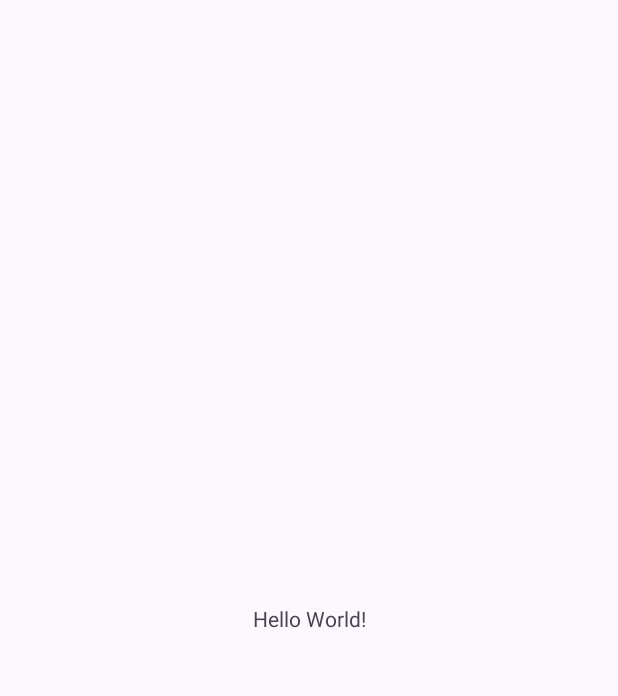
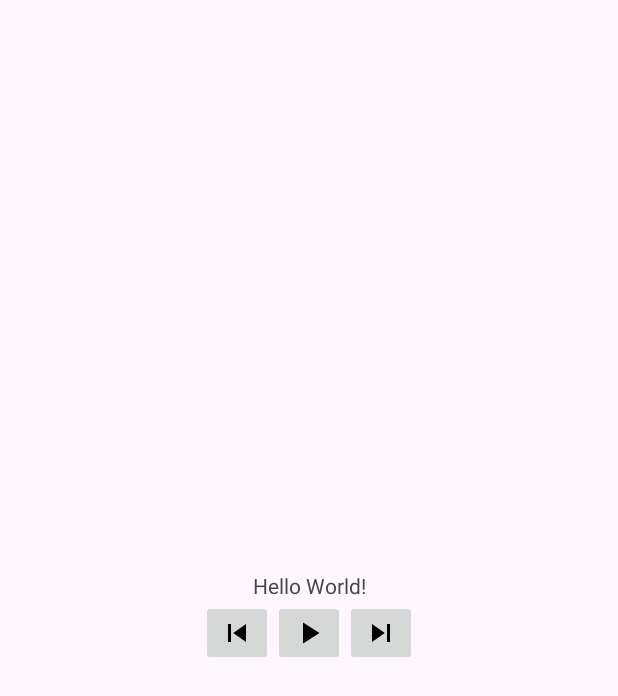
Before and after one commit to RobCapa/astonInternship_work_1, an Android app: the screen it shows after launch (MainActivity), on a phone screen of 412 x 824 dp. Before the commit the part shown is almost empty. Shown: the top 696 px of the screen. Run offline under Robolectric (Android 15) with nearby library versions, the phone set to English and light mode, and no system bars; libraries missing offline, so code that uses them is left out: by.kirich1409.viewbindingdelegate; 6 statements that could not run were skipped.

Commit message:
The work is finished

```diff
--- a/app/build.gradle
+++ b/app/build.gradle
@@ -30,10 +30,12 @@ android {
     kotlinOptions {
         jvmTarget = '1.8'
     }
+    buildFeatures {
+        viewBinding true
+    }
 }
 
 dependencies {
-
     implementation 'androidx.core:core-ktx:1.8.0'
     implementation 'androidx.appcompat:appcompat:1.6.1'
     implementation 'com.google.android.material:material:1.5.0'
@@ -41,4 +43,5 @@ dependencies {
     testImplementation 'junit:junit:4.13.2'
     androidTestImplementation 'androidx.test.ext:junit:1.1.5'
     androidTestImplementation 'androidx.test.espresso:espresso-core:3.5.1'
+    implementation 'com.github.kirich1409:viewbindingpropertydelegate:1.5.6'
 }
--- /dev/null
+++ b/app/src/main/java/com/example/work_1/App.kt
@@ -0,0 +1,10 @@
+package com.example.work_1
+
+import android.app.Application
+
+class App : Application() {
+    override fun onCreate() {
+        super.onCreate()
+        NotificationChannels.createChannels(this)
+    }
+}
--- a/app/src/main/java/com/example/work_1/MainActivity.kt
+++ b/app/src/main/java/com/example/work_1/MainActivity.kt
@@ -1,11 +1,85 @@
 package com.example.work_1
 
+import android.content.ComponentName
+import android.content.Context
+import android.content.Intent
+import android.content.ServiceConnection
+import android.os.Bundle
+import android.os.IBinder
+import android.util.Log
 import androidx.appcompat.app.AppCompatActivity
-import android.os.Bundle
+import by.kirich1409.viewbindingdelegate.viewBinding
+import com.example.work_1.databinding.ActivityMainBinding
 
 class MainActivity : AppCompatActivity() {
+    private val binding: ActivityMainBinding by viewBinding()
+
+    private lateinit var mService: MusicService
+    private var isServiceConnected: Boolean = false
+
+    private val connection = object : ServiceConnection {
+        override fun onServiceConnected(className: ComponentName, service: IBinder) {
+            val binder = service as MusicService.MusicBinder
+            mService = binder.getService()
+            isServiceConnected = true
+            mService.currentMusicTitle.observe(this@MainActivity) {
+                binding.mainActivityTextViewTitle.text = it
+            }
+        }
+
+        override fun onServiceDisconnected(arg0: ComponentName) {
+            isServiceConnected = false
+        }
+    }
+
     override fun onCreate(savedInstanceState: Bundle?) {
         super.onCreate(savedInstanceState)
+        val intentBind = Intent(this, MusicService::class.java)
+        bindService(intentBind, connection, Context.BIND_AUTO_CREATE)
+
         setContentView(R.layout.activity_main)
+        setOnClickListeners()
+    }
+
+    override fun onStart() {
+        super.onStart()
+        if (this::mService.isInitialized) {
+            mService.stopForeground()
+            isServiceConnected = true
+        }
+    }
+
+    private fun setOnClickListeners() {
+        binding.mainActivityImageButtonPlayOrPause.setOnClickListener {
+            if (!isServiceConnected) return@setOnClickListener
+
+            if (mService.isPlaying) {
+                mService.pause()
+                binding.mainActivityImageButtonPlayOrPause.setImageResource(R.drawable.baseline_play)
+            } else {
+                mService.play()
+                binding.mainActivityImageButtonPlayOrPause.setImageResource(R.drawable.baseline_pause)
+            }
+        }
+
+        binding.mainActivityImageButtonNext.setOnClickListener {
+            if (!isServiceConnected) return@setOnClickListener
+            mService.setNextMusic()
+        }
+        binding.mainActivityImageButtonPrevious.setOnClickListener {
+            if (!isServiceConnected) return@setOnClickListener
+            mService.setPreviousMusic()
+        }
+    }
+
+    override fun onStop() {
+        super.onStop()
+        isServiceConnected = false
+        mService.startForeground()
+    }
+
+    override fun onDestroy() {
+        super.onDestroy()
+        unbindService(connection)
     }
 }
--- /dev/null
+++ b/app/src/main/java/com/example/work_1/NotificationChannels.kt
@@ -0,0 +1,37 @@
+package com.example.work_1
+
+import android.app.NotificationChannel
+import android.app.NotificationManager
+import android.content.Context
+import android.os.Build
+import androidx.annotation.RequiresApi
+import androidx.core.app.NotificationManagerCompat
+
+object NotificationChannels {
+    const val MUSIC_CHANNEL_ID = "music_channel_id"
+
+    fun createChannels(context: Context) {
+        if (Build.VERSION.SDK_INT >= Build.VERSION_CODES.O) {
+            createMusicChannel(context)
+        }
+    }
+
+    @RequiresApi(Build.VERSION_CODES.O)
+    private fun createMusicChannel(context: Context) {
+        val nameChannel = "Music Player"
+        val descriptionChannel = "Show music player"
+        val priorityChannel = NotificationManager.IMPORTANCE_HIGH
+
+        val channel = NotificationChannel(
+            MUSIC_CHANNEL_ID,
+            nameChannel,
+            priorityChannel,
+        ).apply {
+            description = descriptionChannel
+            setSound(null, null)
+            enableVibration(false)
+        }
+
+        NotificationManagerCompat.from(context).createNotificationChannel(channel)
+    }
+}
--- /dev/null
+++ b/app/src/main/res/drawable/baseline_music.xml
@@ -0,0 +1,5 @@
+<vector android:height="24dp" android:tint="#000000"
+    android:viewportHeight="24" android:viewportWidth="24"
+    android:width="24dp" xmlns:android="http://schemas.android.com/apk/res/android">
+    <path android:fillColor="@android:color/white" android:pathData="M12,3v10.55c-0.59,-0.34 -1.27,-0.55 -2,-0.55 -2.21,0 -4,1.79 -4,4s1.79,4 4,4 4,-1.79 4,-4V7h4V3h-6z"/>
+</vector>
--- /dev/null
+++ b/app/src/main/res/drawable/baseline_next.xml
@@ -0,0 +1,5 @@
+<vector android:height="24dp" android:tint="#000000"
+    android:viewportHeight="24" android:viewportWidth="24"
+    android:width="24dp" xmlns:android="http://schemas.android.com/apk/res/android">
+    <path android:fillColor="@android:color/white" android:pathData="M6,18l8.5,-6L6,6v12zM16,6v12h2V6h-2z"/>
+</vector>
--- /dev/null
+++ b/app/src/main/res/drawable/baseline_pause.xml
@@ -0,0 +1,5 @@
+<vector android:height="24dp" android:tint="#000000"
+    android:viewportHeight="24" android:viewportWidth="24"
+    android:width="24dp" xmlns:android="http://schemas.android.com/apk/res/android">
+    <path android:fillColor="@android:color/white" android:pathData="M6,19h4L10,5L6,5v14zM14,5v14h4L18,5h-4z"/>
+</vector>
--- /dev/null
+++ b/app/src/main/res/drawable/baseline_play.xml
@@ -0,0 +1,5 @@
+<vector android:height="24dp" android:tint="#000000"
+    android:viewportHeight="24" android:viewportWidth="24"
+    android:width="24dp" xmlns:android="http://schemas.android.com/apk/res/android">
+    <path android:fillColor="@android:color/white" android:pathData="M8,5v14l11,-7z"/>
+</vector>
--- /dev/null
+++ b/app/src/main/res/drawable/baseline_previous.xml
@@ -0,0 +1,5 @@
+<vector android:height="24dp" android:tint="#000000"
+    android:viewportHeight="24" android:viewportWidth="24"
+    android:width="24dp" xmlns:android="http://schemas.android.com/apk/res/android">
+    <path android:fillColor="@android:color/white" android:pathData="M6,6h2v12L6,18zM9.5,12l8.5,6L18,6z"/>
+</vector>
--- a/app/src/main/res/layout/activity_main.xml
+++ b/app/src/main/res/layout/activity_main.xml
@@ -6,13 +6,49 @@
     android:layout_height="match_parent"
     tools:context=".MainActivity">
 
-    <TextView
+    <androidx.constraintlayout.widget.ConstraintLayout
         android:layout_width="wrap_content"
         android:layout_height="wrap_content"
-        android:text="Hello World!"
         app:layout_constraintBottom_toBottomOf="parent"
         app:layout_constraintEnd_toEndOf="parent"
         app:layout_constraintStart_toStartOf="parent"
-        app:layout_constraintTop_toTopOf="parent" />
+        app:layout_constraintTop_toTopOf="parent">
+
+        <ImageButton
+            android:id="@+id/mainActivity_imageButton_playOrPause"
+            android:layout_width="wrap_content"
+            android:layout_height="wrap_content"
+            app:layout_constraintEnd_toEndOf="parent"
+            app:layout_constraintStart_toStartOf="parent"
+            app:layout_constraintTop_toBottomOf="@+id/mainActivity_textView_title"
+            app:srcCompat="@drawable/baseline_play" />
+
+        <ImageButton
+            android:id="@+id/mainActivity_imageButton_previous"
+            android:layout_width="wrap_content"
+            android:layout_height="wrap_content"
+            app:layout_constraintBottom_toBottomOf="@+id/mainActivity_imageButton_playOrPause"
+            app:layout_constraintEnd_toStartOf="@+id/mainActivity_imageButton_playOrPause"
+            app:layout_constraintTop_toBottomOf="@+id/mainActivity_textView_title"
+            app:srcCompat="@drawable/baseline_previous" />
+
+        <ImageButton
+            android:id="@+id/mainActivity_imageButton_next"
+            android:layout_width="wrap_content"
+            android:layout_height="wrap_content"
+            app:layout_constraintBottom_toBottomOf="@+id/mainActivity_imageButton_playOrPause"
+            app:layout_constraintStart_toEndOf="@+id/mainActivity_imageButton_playOrPause"
+            app:layout_constraintTop_toBottomOf="@+id/mainActivity_textView_title"
+            app:srcCompat="@drawable/baseline_next" />
+
+        <TextView
+            android:id="@+id/mainActivity_textView_title"
+            android:layout_width="wrap_content"
+            android:layout_height="wrap_content"
+            android:text="Hello World!"
+            app:layout_constraintEnd_toEndOf="parent"
+            app:layout_constraintStart_toStartOf="parent"
+            app:layout_constraintTop_toTopOf="parent" />
+    </androidx.constraintlayout.widget.ConstraintLayout>
 
 </androidx.constraintlayout.widget.ConstraintLayout>
```
Also changed, not shown: app/src/main/AndroidManifest.xml (+8 -0 lines), app/src/main/java/com/example/work_1/MusicService.kt (added, +209 -0 lines), app/src/main/res/layout/notification_player.xml (added, +44 -0 lines), 3 other files.
